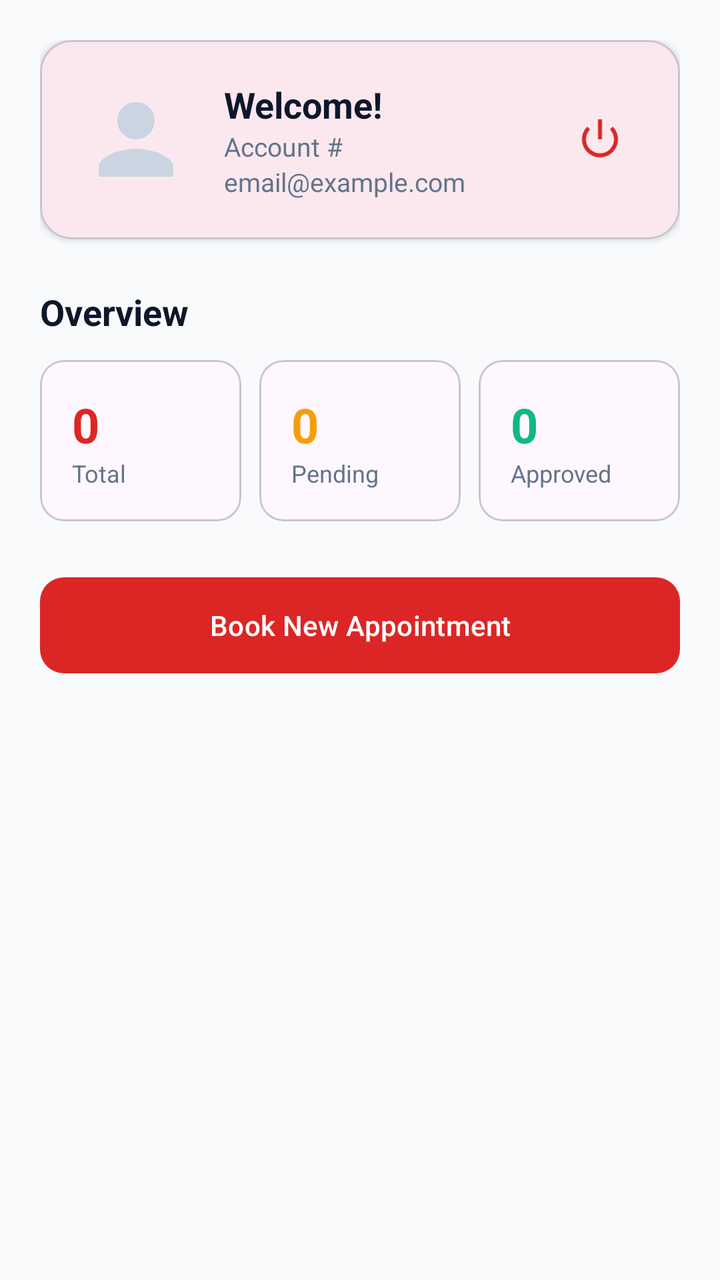
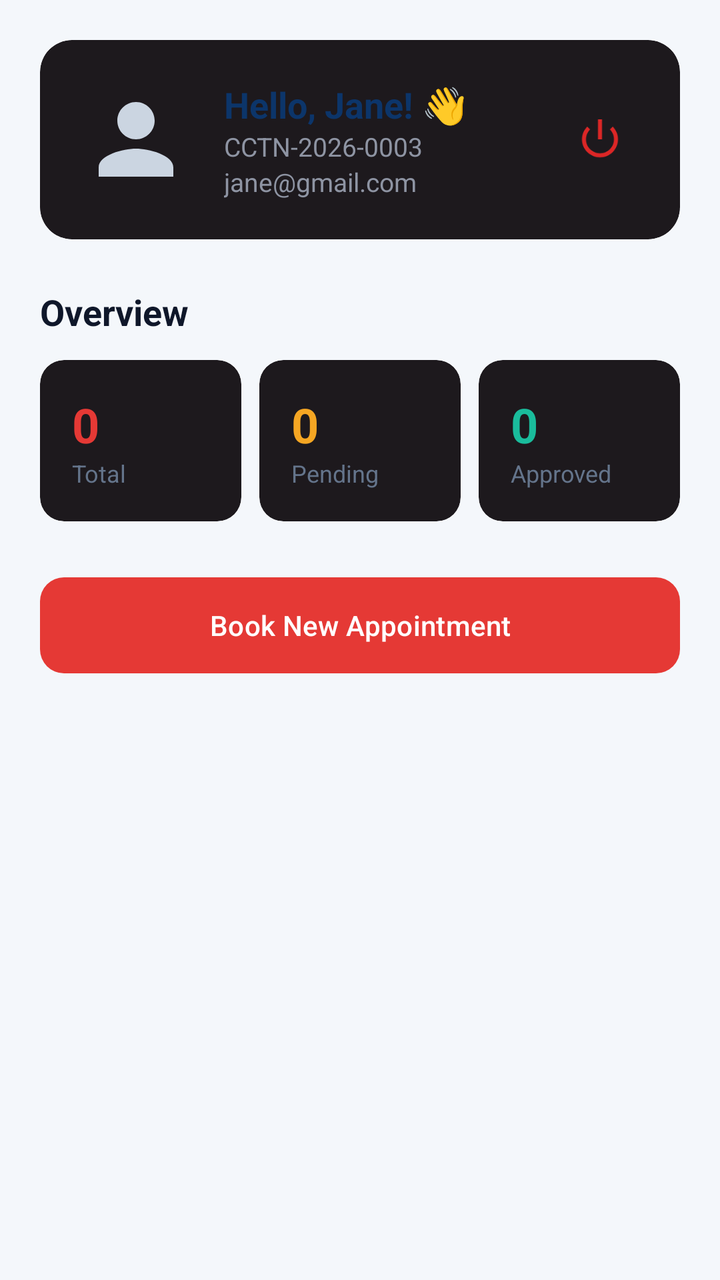

An Android layout rendered at two revisions. The XML below is the earlier revision; the diff shows what the commit changed to produce the second picture.
<!-- AndroidManifest.xml: application theme Theme.CCTNApp -->
<!-- res/layout/fragment_dashboard.xml -->
<?xml version="1.0" encoding="utf-8"?>
<ScrollView xmlns:android="http://schemas.android.com/apk/res/android"
    xmlns:app="http://schemas.android.com/apk/res-auto"
    android:layout_width="match_parent"
    android:layout_height="match_parent"
    android:background="@color/background"
    android:fillViewport="true">

    <LinearLayout
        android:layout_width="match_parent"
        android:layout_height="wrap_content"
        android:orientation="vertical"
        android:padding="20dp">

        
        <com.google.android.material.card.MaterialCardView
            android:layout_width="match_parent"
            android:layout_height="wrap_content"
            app:cardCornerRadius="16dp"
            app:cardElevation="2dp">

            <LinearLayout
                android:layout_width="match_parent"
                android:layout_height="wrap_content"
                android:orientation="horizontal"
                android:padding="20dp"
                android:gravity="center_vertical">

                <ImageView
                    android:id="@+id/ivAvatar"
                    android:layout_width="56dp"
                    android:layout_height="56dp"
                    android:src="@drawable/ic_avatar_placeholder" />

                <LinearLayout
                    android:layout_width="0dp"
                    android:layout_height="wrap_content"
                    android:layout_weight="1"
                    android:orientation="vertical"
                    android:layout_marginStart="16dp">

                    <TextView
                        android:id="@+id/tvWelcome"
                        android:layout_width="wrap_content"
                        android:layout_height="wrap_content"
                        android:text="Welcome!"
                        android:textSize="18sp"
                        android:textStyle="bold"
                        android:textColor="@color/on_surface" />

                    <TextView
                        android:id="@+id/tvAccountNumber"
                        android:layout_width="wrap_content"
                        android:layout_height="wrap_content"
                        android:text="Account #"
                        android:textSize="13sp"
                        android:textColor="@color/on_surface_variant" />

                    <TextView
                        android:id="@+id/tvEmail"
                        android:layout_width="wrap_content"
                        android:layout_height="wrap_content"
                        android:text="email@example.com"
                        android:textSize="13sp"
                        android:textColor="@color/on_surface_variant" />
                </LinearLayout>

                <ImageButton
                    android:id="@+id/btnLogout"
                    android:layout_width="40dp"
                    android:layout_height="40dp"
                    android:background="?attr/selectableItemBackgroundBorderless"
                    android:src="@android:drawable/ic_lock_power_off"
                    app:tint="@color/primary" />
            </LinearLayout>
        </com.google.android.material.card.MaterialCardView>

        
        <TextView
            android:layout_width="wrap_content"
            android:layout_height="wrap_content"
            android:text="Overview"
            android:textSize="18sp"
            android:textStyle="bold"
            android:textColor="@color/on_surface"
            android:layout_marginTop="24dp"
            android:layout_marginBottom="12dp" />

        <LinearLayout
            android:layout_width="match_parent"
            android:layout_height="wrap_content"
            android:orientation="horizontal">

            <com.google.android.material.card.MaterialCardView
                android:layout_width="0dp"
                android:layout_height="wrap_content"
                android:layout_weight="1"
                android:layout_marginEnd="6dp"
                app:cardCornerRadius="12dp">
                <LinearLayout
                    android:layout_width="match_parent"
                    android:layout_height="wrap_content"
                    android:orientation="vertical"
                    android:padding="16dp">
                    <TextView
                        android:id="@+id/tvTotalAppointments"
                        android:layout_width="wrap_content"
                        android:layout_height="wrap_content"
                        android:text="0"
                        android:textSize="24sp"
                        android:textStyle="bold"
                        android:textColor="@color/primary" />
                    <TextView
                        android:layout_width="wrap_content"
                        android:layout_height="wrap_content"
                        android:text="Total"
                        android:textSize="12sp"
                        android:textColor="@color/on_surface_variant" />
                </LinearLayout>
            </com.google.android.material.card.MaterialCardView>

            <com.google.android.material.card.MaterialCardView
                android:layout_width="0dp"
                android:layout_height="wrap_content"
                android:layout_weight="1"
                android:layout_marginStart="3dp"
                android:layout_marginEnd="3dp"
                app:cardCornerRadius="12dp">
                <LinearLayout
                    android:layout_width="match_parent"
                    android:layout_height="wrap_content"
                    android:orientation="vertical"
                    android:padding="16dp">
                    <TextView
                        android:id="@+id/tvPendingAppointments"
                        android:layout_width="wrap_content"
                        android:layout_height="wrap_content"
                        android:text="0"
                        android:textSize="24sp"
                        android:textStyle="bold"
                        android:textColor="@color/status_pending" />
                    <TextView
                        android:layout_width="wrap_content"
                        android:layout_height="wrap_content"
                        android:text="Pending"
                        android:textSize="12sp"
                        android:textColor="@color/on_surface_variant" />
                </LinearLayout>
            </com.google.android.material.card.MaterialCardView>

            <com.google.android.material.card.MaterialCardView
                android:layout_width="0dp"
                android:layout_height="wrap_content"
                android:layout_weight="1"
                android:layout_marginStart="6dp"
                app:cardCornerRadius="12dp">
                <LinearLayout
                    android:layout_width="match_parent"
                    android:layout_height="wrap_content"
                    android:orientation="vertical"
                    android:padding="16dp">
                    <TextView
                        android:id="@+id/tvApprovedAppointments"
                        android:layout_width="wrap_content"
                        android:layout_height="wrap_content"
                        android:text="0"
                        android:textSize="24sp"
                        android:textStyle="bold"
                        android:textColor="@color/status_approved" />
                    <TextView
                        android:layout_width="wrap_content"
                        android:layout_height="wrap_content"
                        android:text="Approved"
                        android:textSize="12sp"
                        android:textColor="@color/on_surface_variant" />
                </LinearLayout>
            </com.google.android.material.card.MaterialCardView>

        </LinearLayout>

        <com.google.android.material.button.MaterialButton
            android:id="@+id/btnBookNow"
            android:layout_width="match_parent"
            android:layout_height="56dp"
            android:text="Book New Appointment"
            app:cornerRadius="12dp"
            android:layout_marginTop="24dp" />

    </LinearLayout>
</ScrollView>
<!-- resources referenced by this layout -->
<resources>
  <color name="background">#F8FAFC</color>
  <color name="on_surface">#0F172A</color>
  <color name="on_surface_variant">#64748B</color>
  <color name="primary">#DC2626</color>
  <color name="status_approved">#10B981</color>
  <color name="status_pending">#F59E0B</color>
  <!-- drawable ic_avatar_placeholder (drawable) -->
  <?xml version="1.0" encoding="utf-8"?>
  <vector xmlns:android="http://schemas.android.com/apk/res/android"
      android:width="48dp"
      android:height="48dp"
      android:viewportWidth="24"
      android:viewportHeight="24">
      <path
          android:fillColor="#CBD5E1"
          android:pathData="M12,12c2.21,0 4,-1.79 4,-4s-1.79,-4 -4,-4 -4,1.79 -4,4 1.79,4 4,4zM12,14c-2.67,0 -8,1.34 -8,4v2h16v-2c0,-2.66 -5.33,-4 -8,-4z"/>
  </vector>
  <style name="Theme.CCTNApp" parent="Theme.Material3.DayNight.NoActionBar">
          <item name="colorPrimary">@color/primary</item>
      </style>
</resources>

<!-- the commit's change to res/layout/fragment_dashboard.xml (unified diff, before → after) -->
@@ -17,7 +17,9 @@
             android:layout_width="match_parent"
             android:layout_height="wrap_content"
             app:cardCornerRadius="16dp"
-            app:cardElevation="2dp">
+            app:cardBackgroundColor="@color/dark_card_bg"
+            app:strokeWidth="0dp"
+            app:cardElevation="0dp">
 
             <LinearLayout
                 android:layout_width="match_parent"
@@ -43,26 +45,26 @@
                         android:id="@+id/tvWelcome"
                         android:layout_width="wrap_content"
                         android:layout_height="wrap_content"
-                        android:text="Welcome!"
+                        android:text="Hello, Jane! 👋"
                         android:textSize="18sp"
                         android:textStyle="bold"
-                        android:textColor="@color/on_surface" />
+                        android:textColor="@color/dark_card_title" />
 
                     <TextView
                         android:id="@+id/tvAccountNumber"
                         android:layout_width="wrap_content"
                         android:layout_height="wrap_content"
-                        android:text="Account #"
+                        android:text="CCTN-2026-0003"
                         android:textSize="13sp"
-                        android:textColor="@color/on_surface_variant" />
+                        android:textColor="@color/dark_card_subtitle" />
 
                     <TextView
                         android:id="@+id/tvEmail"
                         android:layout_width="wrap_content"
                         android:layout_height="wrap_content"
-                        android:text="email@example.com"
+                        android:text="jane@gmail.com"
                         android:textSize="13sp"
-                        android:textColor="@color/on_surface_variant" />
+                        android:textColor="@color/dark_card_subtitle" />
                 </LinearLayout>
 
                 <ImageButton
@@ -96,6 +98,9 @@
                 android:layout_height="wrap_content"
                 android:layout_weight="1"
                 android:layout_marginEnd="6dp"
+                app:cardBackgroundColor="@color/dark_card_bg"
+                app:strokeWidth="0dp"
+                app:cardElevation="0dp"
                 app:cardCornerRadius="12dp">
                 <LinearLayout
                     android:layout_width="match_parent"
@@ -109,13 +114,13 @@
                         android:text="0"
                         android:textSize="24sp"
                         android:textStyle="bold"
-                        android:textColor="@color/primary" />
+                        android:textColor="@color/total_red" />
                     <TextView
                         android:layout_width="wrap_content"
                         android:layout_height="wrap_content"
                         android:text="Total"
                         android:textSize="12sp"
-                        android:textColor="@color/on_surface_variant" />
+                        android:textColor="@color/dark_card_stat_label" />
                 </LinearLayout>
             </com.google.android.material.card.MaterialCardView>
 
@@ -125,6 +130,9 @@
                 android:layout_weight="1"
                 android:layout_marginStart="3dp"
                 android:layout_marginEnd="3dp"
+                app:cardBackgroundColor="@color/dark_card_bg"
+                app:strokeWidth="0dp"
+                app:cardElevation="0dp"
                 app:cardCornerRadius="12dp">
                 <LinearLayout
                     android:layout_width="match_parent"
@@ -138,13 +146,13 @@
                         android:text="0"
                         android:textSize="24sp"
                         android:textStyle="bold"
-                        android:textColor="@color/status_pending" />
+                        android:textColor="@color/pending_orange" />
                     <TextView
                         android:layout_width="wrap_content"
                         android:layout_height="wrap_content"
                         android:text="Pending"
                         android:textSize="12sp"
-                        android:textColor="@color/on_surface_variant" />
+                        android:textColor="@color/dark_card_stat_label" />
                 </LinearLayout>
             </com.google.android.material.card.MaterialCardView>
 
@@ -153,6 +161,9 @@
                 android:layout_height="wrap_content"
                 android:layout_weight="1"
                 android:layout_marginStart="6dp"
+                app:cardBackgroundColor="@color/dark_card_bg"
+                app:strokeWidth="0dp"
+                app:cardElevation="0dp"
                 app:cardCornerRadius="12dp">
                 <LinearLayout
                     android:layout_width="match_parent"
@@ -166,13 +177,13 @@
                         android:text="0"
                         android:textSize="24sp"
                         android:textStyle="bold"
-                        android:textColor="@color/status_approved" />
+                        android:textColor="@color/approved_teal" />
                     <TextView
                         android:layout_width="wrap_content"
                         android:layout_height="wrap_content"
                         android:text="Approved"
                         android:textSize="12sp"
-                        android:textColor="@color/on_surface_variant" />
+                        android:textColor="@color/dark_card_stat_label" />
                 </LinearLayout>
             </com.google.android.material.card.MaterialCardView>
 
@@ -183,6 +194,8 @@
             android:layout_width="match_parent"
             android:layout_height="56dp"
             android:text="Book New Appointment"
+            android:textColor="@color/white"
+            app:backgroundTint="@color/total_red"
             app:cornerRadius="12dp"
             android:layout_marginTop="24dp" />
 
<!-- resource entries referenced after the edit -->
@@ -1,11 +1,16 @@
 <!-- resources referenced by this layout -->
 <resources>
-  <color name="background">#F8FAFC</color>
+  <color name="approved_teal">#1ABC9C</color>
+  <color name="background">#F4F7FB</color>
+  <color name="dark_card_bg">#1D191D</color>
+  <color name="dark_card_stat_label">#64748B</color>
+  <color name="dark_card_subtitle">#8E94A3</color>
+  <color name="dark_card_title">#0C356A</color>
   <color name="on_surface">#0F172A</color>
-  <color name="on_surface_variant">#64748B</color>
+  <color name="pending_orange">#F5A623</color>
   <color name="primary">#DC2626</color>
-  <color name="status_approved">#10B981</color>
-  <color name="status_pending">#F59E0B</color>
+  <color name="total_red">#E53935</color>
+  <color name="white">#FFFFFFFF</color>
   <!-- drawable ic_avatar_placeholder (drawable) -->
   <?xml version="1.0" encoding="utf-8"?>
   <vector xmlns:android="http://schemas.android.com/apk/res/android"
@@ -19,6 +24,14 @@
   </vector>
   <style name="Theme.CCTNApp" parent="Theme.Material3.DayNight.NoActionBar">
           <item name="colorPrimary">@color/primary</item>
+          <item name="bottomNavigationStyle">@style/CustomBottomNav</item>
       </style>
+  <style name="CustomBottomNav" parent="Widget.Material3.BottomNavigationView">
+          <item name="itemActiveIndicatorStyle">@style/CustomBottomNavIndicator</item>
+      </style>
+  <style name="CustomBottomNavIndicator" parent="Widget.Material3.BottomNavigationView.ActiveIndicator">
+          <item name="android:color">@color/bottom_nav_indicator</item>
+      </style>
+  <color name="bottom_nav_indicator">#3B3538</color>
 </resources>
 
